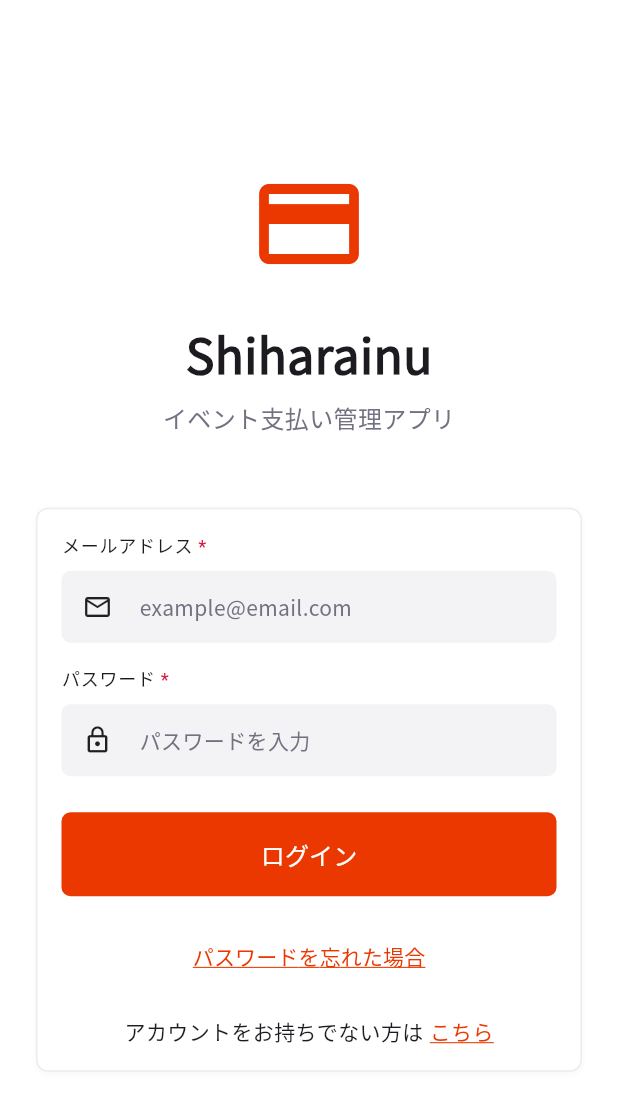
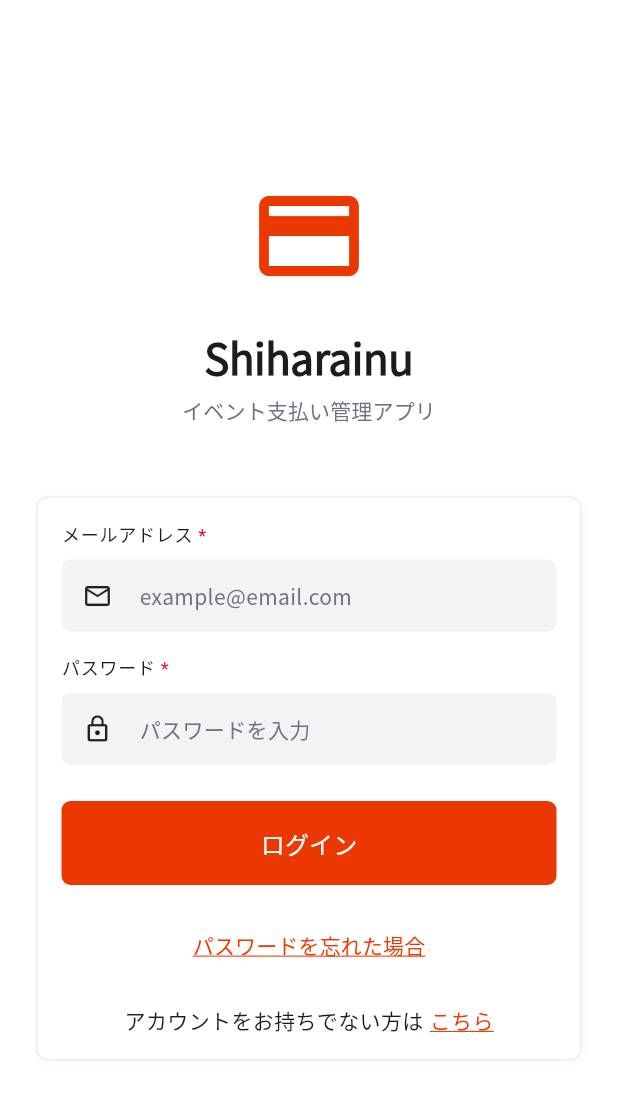
Before and after one commit to yuuu0702/shiharainu, a Flutter app: the SignUpPage screen opened by its route, after a tap on "アカウント作成", after a tap on "ログイン", on a phone screen of 412 x 824 dp. Shown: the top 1111 px of the screen. Run offline on Flutter 3.47's test engine with Material 3 defaults, Android fonts, the phone set to English and light mode, and no system bars; our stand-ins replace cloud_firestore, firebase_auth, firebase_core, flutter_hooks, freezed_annotation, go_router and 2 more; accounts and stored records are empty.

Commit message:
refactor: 既存ページのデザインシステム統一化
【主な変更】
- 全ページのスペーシングをAppTheme.spacingに統一
- フォントサイズをAppThemeタイポグラフィに統一
- 直接指定されていた数値をデザインシステムトークンに変更

【対象ファイル】
- component_showcase_page.dart: ハードコーディング解消
- login_page.dart: spacing24, displayMedium, bodyMedium等に統一
- signup_page.dart: spacing16, spacing24, bodyMedium等に統一
- event_creation_page.dart: spacing16, spacing32, labelLarge等に統一
- user_profile_setup_page.dart: spacing12, spacing24等に統一
- user_profile_edit_page.dart: spacing12, spacing24等に統一
- home_page.dart: displayMedium, labelSmall等に統一

【品質向上】
- 保守性向上: 統一されたデザイントークンで一元管理
- 一貫性確保: 全画面で同じスペーシング・タイポグラフィルール
- スケーラビリティ: テーマ変更時の影響範囲を明確化

🤖 Generated with [Claude Code](https://claude.ai/code)

Co-Authored-By: Claude <noreply@anthropic.com>

```diff
--- a/lib/pages/login_page.dart
+++ b/lib/pages/login_page.dart
@@ -82,29 +82,27 @@ class _LoginPageState extends State<LoginPage> {
     return Scaffold(
       body: SafeArea(
         child: Padding(
-          padding: const EdgeInsets.all(24.0),
+          padding: const EdgeInsets.all(AppTheme.spacing24),
           child: Column(
             mainAxisAlignment: MainAxisAlignment.center,
             children: [
               // アプリロゴ・タイトル
               Icon(Icons.payment, size: 80, color: AppTheme.primaryColor),
-              const SizedBox(height: 24),
+              const SizedBox(height: AppTheme.spacing24),
               Text(
                 'Shiharainu',
-                style: const TextStyle(
-                  fontSize: 32,
+                style: AppTheme.displayMedium.copyWith(
                   fontWeight: FontWeight.bold,
                 ),
               ),
-              const SizedBox(height: 8),
+              const SizedBox(height: AppTheme.spacing8),
               Text(
                 'イベント支払い管理アプリ',
-                style: const TextStyle(
-                  fontSize: 16,
+                style: AppTheme.bodyMedium.copyWith(
                   color: AppTheme.mutedForeground,
                 ),
               ),
-              const SizedBox(height: 48),
+              const SizedBox(height: AppTheme.spacing48),
 
               // ログインフォーム
               AppCard(
@@ -118,7 +116,7 @@ class _LoginPageState extends State<LoginPage> {
                       isRequired: true,
                       prefixIcon: const Icon(Icons.email_outlined, size: 20),
                     ),
-                    const SizedBox(height: 16),
+                    const SizedBox(height: AppTheme.spacing16),
                     AppInput(
                       label: 'パスワード',
                       placeholder: 'パスワードを入力',
@@ -130,10 +128,10 @@ class _LoginPageState extends State<LoginPage> {
 
                     // エラーメッセージ表示
                     if (_errorMessage != null) ...[
-                      const SizedBox(height: 16),
+                      const SizedBox(height: AppTheme.spacing16),
                       Container(
                         width: double.infinity,
-                        padding: const EdgeInsets.all(12),
+                        padding: const EdgeInsets.all(AppTheme.spacing12),
                         decoration: BoxDecoration(
                           color: AppTheme.destructive.withValues(alpha: 0.1),
                           borderRadius: BorderRadius.circular(6),
@@ -149,12 +147,11 @@ class _LoginPageState extends State<LoginPage> {
                               size: 20,
                               color: AppTheme.destructive,
                             ),
-                            const SizedBox(width: 8),
+                            const SizedBox(width: AppTheme.spacing8),
                             Expanded(
                               child: Text(
                                 _errorMessage!,
-                                style: TextStyle(
-                                  fontSize: 14,
+                                style: AppTheme.bodyMedium.copyWith(
                                   color: AppTheme.destructive,
                                 ),
                               ),
@@ -164,7 +161,7 @@ class _LoginPageState extends State<LoginPage> {
                       ),
                     ],
 
-                    const SizedBox(height: 24),
+                    const SizedBox(height: AppTheme.spacing24),
                     SizedBox(
                       width: double.infinity,
                       child: AppButton.primary(
@@ -174,19 +171,19 @@ class _LoginPageState extends State<LoginPage> {
                         size: AppButtonSize.large,
                       ),
                     ),
-                    const SizedBox(height: 16),
+                    const SizedBox(height: AppTheme.spacing16),
                     AppButton.link(
                       text: 'パスワードを忘れた場合',
                       onPressed: () {
                         _showPasswordResetDialog();
                       },
                     ),
-                    const SizedBox(height: 16),
+                    const SizedBox(height: AppTheme.spacing16),
                     Row(
                       mainAxisAlignment: MainAxisAlignment.center,
                       children: [
                         const Text('アカウントをお持ちでない方は'),
-                        const SizedBox(width: 4),
+                        const SizedBox(width: AppTheme.spacing4),
                         GestureDetector(
                           onTap: () => context.go('/signup'),
                           child: Text(
@@ -207,10 +204,10 @@ class _LoginPageState extends State<LoginPage> {
 
               // デバッグモード用テストユーザーログインボタン
               if (DebugUtils.isDebugMode) ...[
-                const SizedBox(height: 32),
+                const SizedBox(height: AppTheme.spacing32),
                 Container(
                   width: double.infinity,
-                  padding: const EdgeInsets.all(16),
+                  padding: const EdgeInsets.all(AppTheme.spacing16),
                   decoration: BoxDecoration(
                     color: AppTheme.mutedColor,
                     borderRadius: BorderRadius.circular(8),
@@ -228,18 +225,17 @@ class _LoginPageState extends State<LoginPage> {
                             size: 16,
                             color: AppTheme.mutedForeground,
                           ),
-                          const SizedBox(width: 8),
+                          const SizedBox(width: AppTheme.spacing8),
                           Text(
                             'デバッグモード',
-                            style: TextStyle(
-                              fontSize: 12,
+                            style: AppTheme.labelMedium.copyWith(
                               color: AppTheme.mutedForeground,
                               fontWeight: FontWeight.w500,
                             ),
                           ),
                         ],
                       ),
-                      const SizedBox(height: 12),
+                      const SizedBox(height: AppTheme.spacing12),
                       SizedBox(
                         width: double.infinity,
                         child: AppButton.outline(
@@ -249,11 +245,10 @@ class _LoginPageState extends State<LoginPage> {
                           icon: const Icon(Icons.person, size: 16),
                         ),
                       ),
-                      const SizedBox(height: 8),
+                      const SizedBox(height: AppTheme.spacing8),
                       Text(
                         '${DebugUtils.testEmail} でログインします',
-                        style: TextStyle(
-                          fontSize: 11,
+                        style: AppTheme.labelSmall.copyWith(
                           color: AppTheme.mutedForeground,
                         ),
                       ),
@@ -279,7 +274,7 @@ class _LoginPageState extends State<LoginPage> {
           mainAxisSize: MainAxisSize.min,
           children: [
             const Text('パスワードリセット用のメールを送信します。'),
-            const SizedBox(height: 16),
+            const SizedBox(height: AppTheme.spacing16),
             AppInput(
               label: 'メールアドレス',
               placeholder: 'example@email.com',
--- a/lib/pages/signup_page.dart
+++ b/lib/pages/signup_page.dart
@@ -110,22 +110,22 @@ class _SignUpPageState extends State<SignUpPage> {
       ),
       body: SafeArea(
         child: SingleChildScrollView(
-          padding: const EdgeInsets.all(24.0),
+          padding: const EdgeInsets.all(AppTheme.spacing24),
           child: Column(
             crossAxisAlignment: CrossAxisAlignment.start,
             children: [
-              const SizedBox(height: 24),
+              const SizedBox(height: AppTheme.spacing24),
 
               // ページタイトル
               Text('アカウントを作成', style: AppTheme.displayMedium),
-              const SizedBox(height: 8),
+              const SizedBox(height: AppTheme.spacing8),
               Text(
                 'Shiharainuでイベントの支払い管理を始めましょう',
                 style: AppTheme.bodyMedium.copyWith(
                   color: AppTheme.mutedForeground,
                 ),
               ),
-              const SizedBox(height: 32),
+              const SizedBox(height: AppTheme.spacing32),
 
               // サインアップフォーム
               AppCard(
@@ -139,7 +139,7 @@ class _SignUpPageState extends State<SignUpPage> {
                       isRequired: true,
                       prefixIcon: const Icon(Icons.email_outlined, size: 20),
                     ),
-                    const SizedBox(height: 16),
+                    const SizedBox(height: AppTheme.spacing16),
                     AppInput(
                       label: 'パスワード',
                       placeholder: '6文字以上で入力',
@@ -148,7 +148,7 @@ class _SignUpPageState extends State<SignUpPage> {
                       isRequired: true,
                       prefixIcon: const Icon(Icons.lock_outline, size: 20),
                     ),
-                    const SizedBox(height: 16),
+                    const SizedBox(height: AppTheme.spacing16),
                     AppInput(
                       label: 'パスワード確認',
                       placeholder: 'もう一度パスワードを入力',
@@ -158,7 +158,7 @@ class _SignUpPageState extends State<SignUpPage> {
                       prefixIcon: const Icon(Icons.lock_outline, size: 20),
                     ),
 
-                    const SizedBox(height: 24),
+                    const SizedBox(height: AppTheme.spacing24),
 
                     // 利用規約同意
                     Row(
@@ -173,7 +173,7 @@ class _SignUpPageState extends State<SignUpPage> {
                           },
                           activeColor: AppTheme.primaryColor,
                         ),
-                        const SizedBox(width: 8),
+                        const SizedBox(width: AppTheme.spacing8),
                         Expanded(
                           child: RichText(
                             text: TextSpan(
@@ -207,10 +207,10 @@ class _SignUpPageState extends State<SignUpPage> {
 
                     // エラーメッセージ表示
                     if (_errorMessage != null) ...[
-                      const SizedBox(height: 16),
+                      const SizedBox(height: AppTheme.spacing16),
                       Container(
                         width: double.infinity,
-                        padding: const EdgeInsets.all(12),
+                        padding: const EdgeInsets.all(AppTheme.spacing12),
                         decoration: BoxDecoration(
                           color: AppTheme.destructive.withValues(alpha: 0.1),
                           borderRadius: BorderRadius.circular(6),
@@ -226,12 +226,11 @@ class _SignUpPageState extends State<SignUpPage> {
                               size: 20,
                               color: AppTheme.destructive,
                             ),
-                            const SizedBox(width: 8),
+                            const SizedBox(width: AppTheme.spacing8),
                             Expanded(
                               child: Text(
                                 _errorMessage!,
-                                style: TextStyle(
-                                  fontSize: 14,
+                                style: AppTheme.bodyMedium.copyWith(
                                   color: AppTheme.destructive,
                                 ),
                               ),
@@ -241,7 +240,7 @@ class _SignUpPageState extends State<SignUpPage> {
                       ),
                     ],
 
-                    const SizedBox(height: 24),
+                    const SizedBox(height: AppTheme.spacing24),
                     SizedBox(
                       width: double.infinity,
                       child: AppButton.primary(
@@ -255,7 +254,7 @@ class _SignUpPageState extends State<SignUpPage> {
                 ),
               ),
 
-              const SizedBox(height: 24),
+              const SizedBox(height: AppTheme.spacing24),
 
               // ログインへのリンク
               Center(
@@ -268,7 +267,7 @@ class _SignUpPageState extends State<SignUpPage> {
                         color: AppTheme.mutedForeground,
                       ),
                     ),
-                    const SizedBox(width: 8),
+                    const SizedBox(width: AppTheme.spacing8),
                     AppButton.link(
                       text: 'ログイン',
                       onPressed: () => context.go('/login'),
```
Also changed, not shown: lib/pages/component_showcase_page.dart (+25 -25 lines), lib/pages/event_creation_page.dart (+14 -15 lines), lib/pages/home_page.dart (+3 -4 lines), lib/pages/user_profile_edit_page.dart (+15 -15 lines), lib/pages/user_profile_setup_page.dart (+18 -18 lines).
